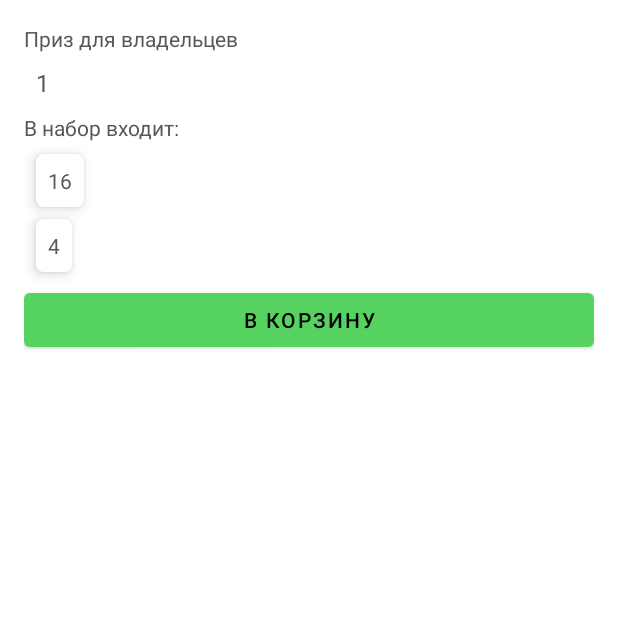
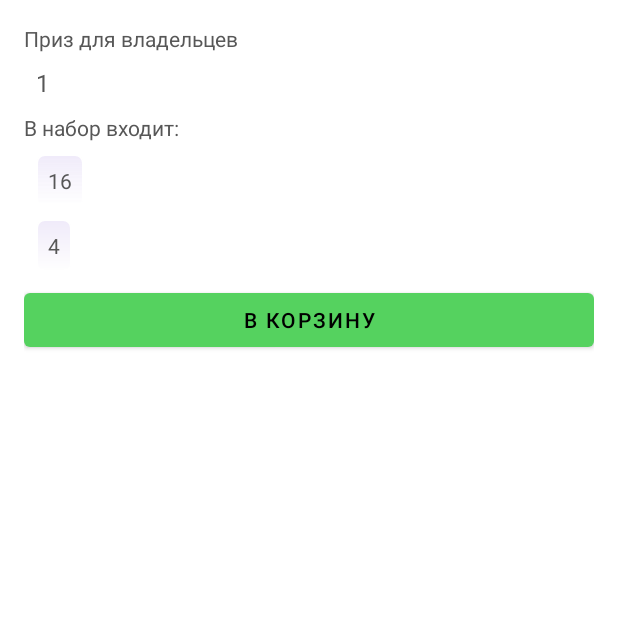
Before and after one commit to MikhailOnegin/HvostNews, an Android app: the ChoicePrizeFragment screen opened through its navigation route, on a phone screen of 412 x 824 dp, the top half of it. Run offline under Robolectric (Android 15) with nearby library versions, the phone set to English and light mode, and no system bars; our stand-ins replace navigation-ui; 6 statements that could not run were skipped.

Commit message:
Работал над экраном изменения пользовательских данных
#84551#

```diff
--- a/app/src/main/java/ru/hvost/news/data/api/APIService.kt
+++ b/app/src/main/java/ru/hvost/news/data/api/APIService.kt
@@ -34,6 +34,19 @@ interface APIService {
     fun getArticlesAsync(
         @Query("userToken") userToken: String? = null
     ): Deferred<ArticlesResponse>
+
+    @GET("/rest/UserProfile/updateUserProfile/")
+    fun getUpdateUserProfileAsync(
+        @Query("userToken") userToken: String?,
+        @Query("name") name: String?,
+        @Query("surname") surname: String?,
+        @Query("patronymic") patronymic: String?,
+        @Query("phone") phone: String?,
+        @Query("email") email: String?,
+        @Query("city") city: String?,
+        @Query("birthday") birthday: String?,
+        @Query("interests") interests: List<String>?
+    ): Deferred<UserDataResponse>
 
     // Coupons
     @GET("/rest/Coupons/getCoupons/")
--- a/app/src/main/java/ru/hvost/news/data/api/response/UserDataResponse.kt
+++ b/app/src/main/java/ru/hvost/news/data/api/response/UserDataResponse.kt
@@ -8,5 +8,6 @@ data class UserDataResponse(
     val phone: String?,
     val email: String?,
     val city: String?,
-    val birthday: String?
+    val birthday: String?,
+    val interests: List<String>?
 )
--- a/app/src/main/res/drawable/background_item_list.xml
+++ b/app/src/main/res/drawable/background_item_list.xml
@@ -2,10 +2,16 @@
 <shape xmlns:android="http://schemas.android.com/apk/res/android"
     android:shape="rectangle">
 
-    <solid
-        android:color="@android:color/background_light"/>
+    <gradient
+        android:startColor="#F0EBFA"
+        android:angle="270"
+        android:endColor="#00F0EBFA"/>
 
     <corners
         android:radius="@dimen/itemListCorners"/>
 
+    <stroke
+        android:color="@android:color/white"
+        android:width="1dp"/>
+
 </shape>
--- a/app/src/main/res/layout/fragment_edit_profile.xml
+++ b/app/src/main/res/layout/fragment_edit_profile.xml
@@ -6,7 +6,7 @@
 
     <LinearLayout
         android:layout_width="match_parent"
-        android:layout_height="match_parent"
+        android:layout_height="wrap_content"
         android:orientation="vertical"
         android:padding="@dimen/screenContentPadding"
         tools:context=".presentation.fragments.profile.EditProfileFragment">
```
Also changed, not shown: app/src/main/java/ru/hvost/news/MainViewModel.kt (+35 -1 lines), app/src/main/java/ru/hvost/news/presentation/fragments/profile/EditProfileFragment.kt (+35 -7 lines), app/src/main/java/ru/hvost/news/presentation/fragments/profile/ProfileFragment.kt (+12 -1 lines).
